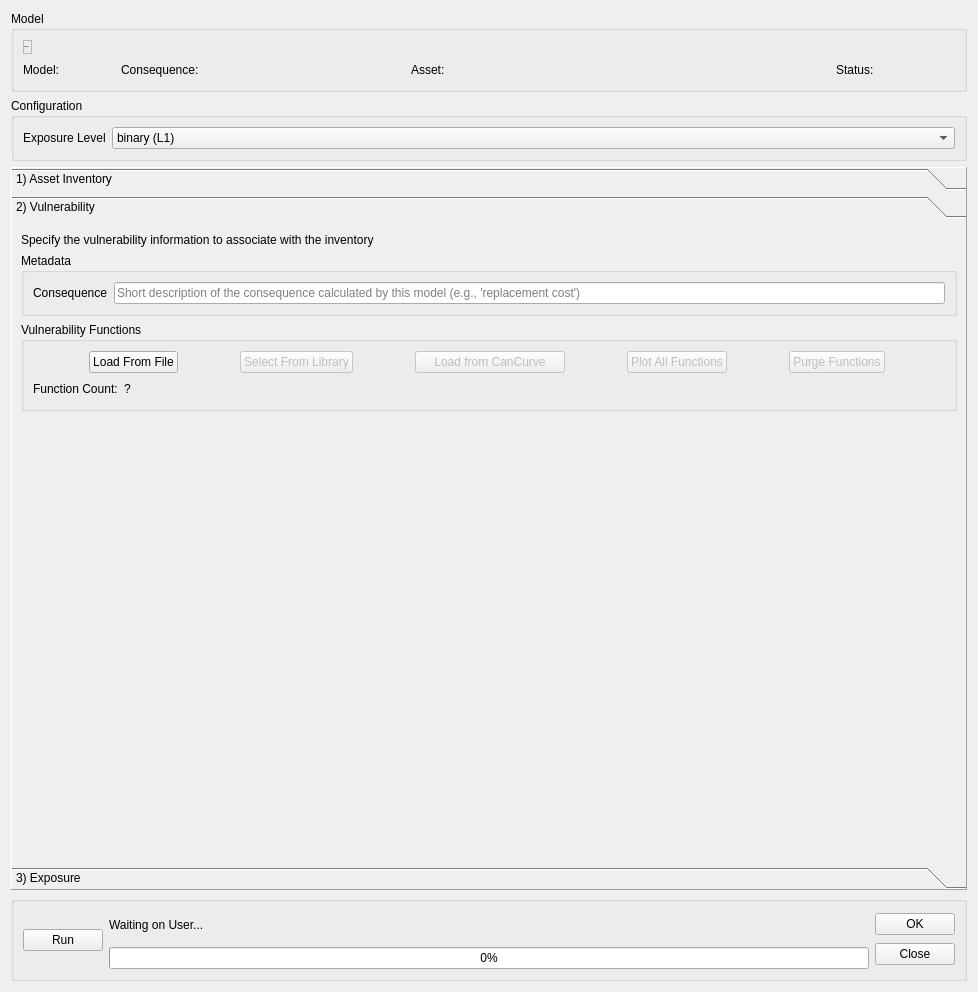
This is canflood2/canflood2_model_config.ui in cefect/CanFlood2 as Qt 5 draws it before an edit. The edited form follows.
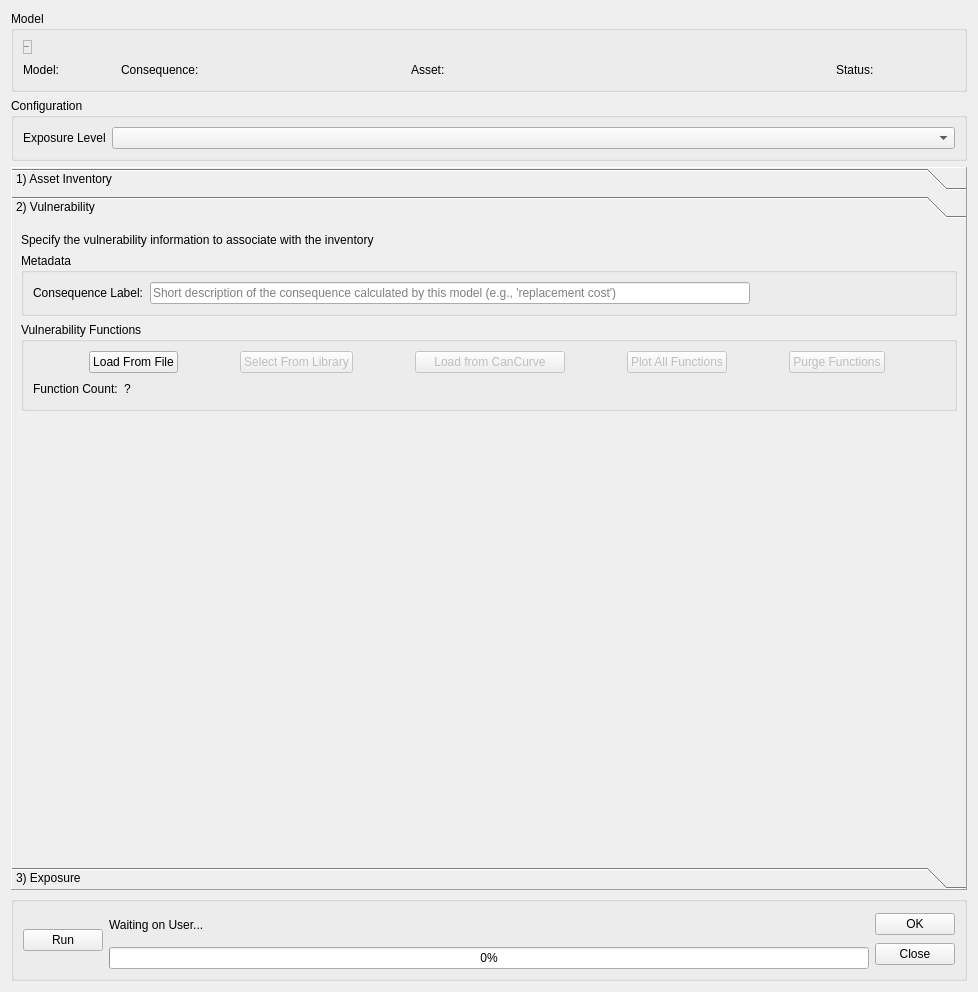
This is the edited form. The open tabs and pages were chosen to show the change. Custom widgets are drawn as their Qt base class.

Diff of the .ui file:
```diff
--- a/canflood2/canflood2_model_config.ui
+++ b/canflood2/canflood2_model_config.ui
@@ -227,6 +227,9 @@
         </item>
         <item>
          <widget class="QComboBox" name="comboBox_expoLevel">
+          <property name="currentIndex">
+           <number>-1</number>
+          </property>
           <item>
            <property name="text">
             <string>binary (L1)</string>
@@ -861,12 +864,18 @@
             <item row="0" column="0">
              <widget class="QLabel" name="consequenceLabel">
               <property name="text">
-               <string>Consequence</string>
+               <string>Consequence Label:</string>
               </property>
              </widget>
             </item>
             <item row="0" column="1">
              <widget class="QLineEdit" name="consequenceLineEdit_V">
+              <property name="maximumSize">
+               <size>
+                <width>600</width>
+                <height>16777215</height>
+               </size>
+              </property>
               <property name="placeholderText">
                <string>Short description of the consequence calculated by this model (e.g., 'replacement cost')</string>
               </property>
```
Left out of the diff: 8 changed lines with no effect on the pictures.
